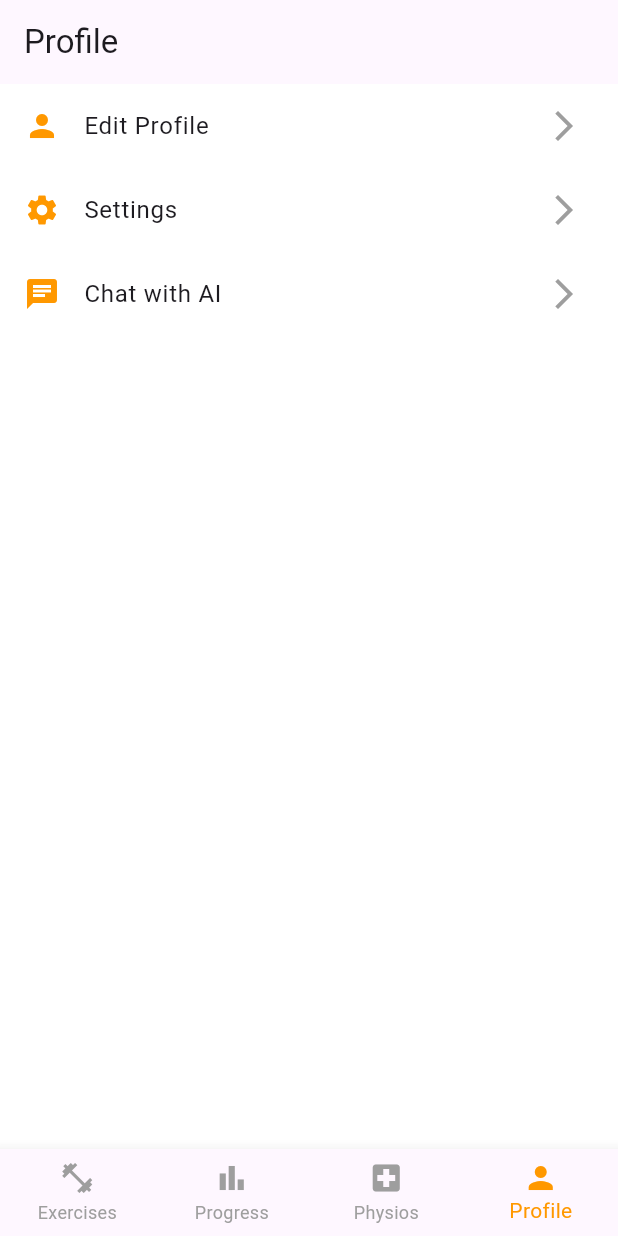
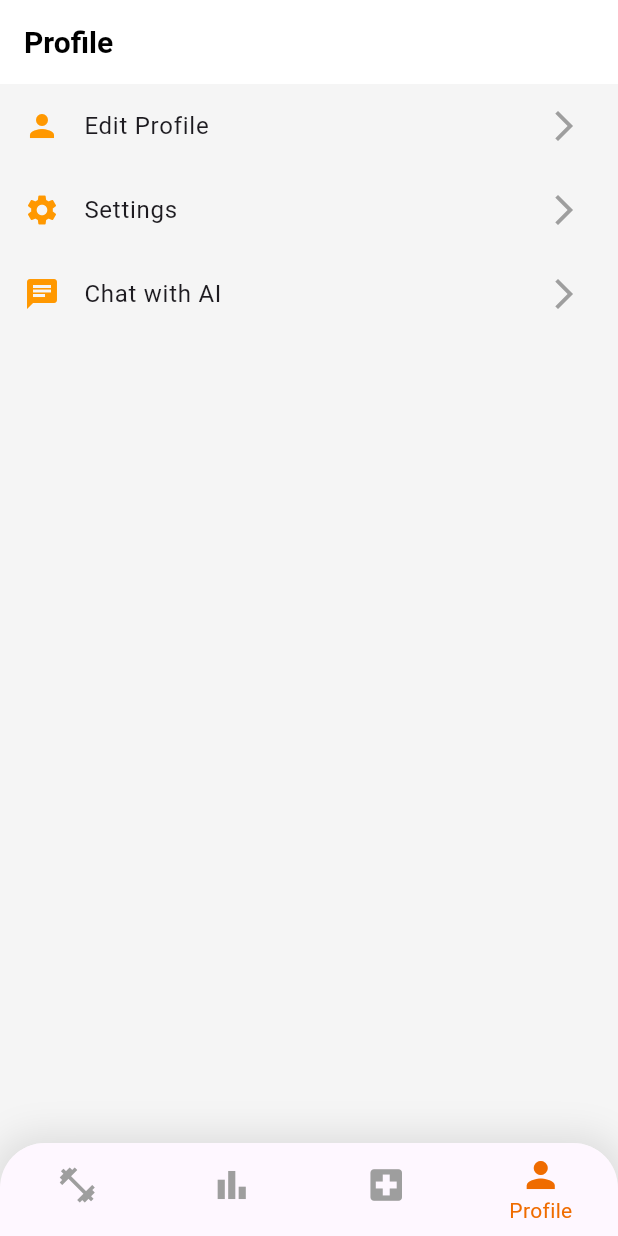
Before and after one commit to jadSeifeddine/flutter-virtual-relief, a Flutter app: the screen it shows after launch, item 4 of the bottom bar chosen, on a phone screen of 412 x 824 dp. Run offline on Flutter 3.47's test engine with Material 3 defaults, Android fonts, the phone set to English and light mode, and no system bars; our stand-ins replace fl_chart; Roboto replaces fonts that are missing (Montserrat).

Commit message:
Your commit message

```diff
--- a/lib/main.dart
+++ b/lib/main.dart
@@ -6,17 +6,29 @@ void main() {
 }
 
 class MyApp extends StatelessWidget {
-  const MyApp({super.key});
-
   @override
   Widget build(BuildContext context) {
     return MaterialApp(
       debugShowCheckedModeBanner: false,
-      title: 'Physio App',
       theme: ThemeData(
-        primaryColor: Colors.orange,
-        scaffoldBackgroundColor: Colors.white,
+        useMaterial3: true,
+        primarySwatch: Colors.orange,
+        scaffoldBackgroundColor: Color(0xFFF5F5F5), // ✅ Soft light theme
         fontFamily: 'Montserrat',
+        appBarTheme: AppBarTheme(
+          backgroundColor: Colors.white, // ✅ Light header
+          elevation: 0,
+          iconTheme: IconThemeData(color: Colors.black),
+          titleTextStyle: TextStyle(
+            color: Colors.black,
+            fontSize: 20,
+            fontWeight: FontWeight.bold,
+          ),
+        ),
+        textTheme: TextTheme(
+          titleLarge: TextStyle(fontSize: 24, fontWeight: FontWeight.bold, color: Colors.black),
+          bodyLarge: TextStyle(fontSize: 16, color: Colors.black87),
+        ),
       ),
       home: BottomNavScreen(),
     );
--- a/lib/navigation/bottom_nav.dart
+++ b/lib/navigation/bottom_nav.dart
@@ -5,8 +5,6 @@ import '../screens/home/physiotherapists_screen.dart';
 import '../screens/home/profile_screen.dart';
 
 class BottomNavScreen extends StatefulWidget {
-  const BottomNavScreen({super.key});
-
   @override
   _BottomNavScreenState createState() => _BottomNavScreenState();
 }
@@ -31,19 +29,38 @@ class _BottomNavScreenState extends State<BottomNavScreen> {
   Widget build(BuildContext context) {
     return Scaffold(
       body: _screens[_selectedIndex],
-      bottomNavigationBar: BottomNavigationBar(
-        currentIndex: _selectedIndex,
-        onTap: _onItemTapped,
-        selectedItemColor: Colors.orange,
-        unselectedItemColor: Colors.grey,
-        type: BottomNavigationBarType.fixed,
-        items: [
-          BottomNavigationBarItem(icon: Icon(Icons.fitness_center), label: "Exercises"),
-          BottomNavigationBarItem(icon: Icon(Icons.bar_chart), label: "Progress"),
-          BottomNavigationBarItem(icon: Icon(Icons.local_hospital), label: "Physios"),
-          BottomNavigationBarItem(icon: Icon(Icons.person), label: "Profile"),
-        ],
+      bottomNavigationBar: Container(
+  decoration: BoxDecoration(
+    color: Colors.white,
+    boxShadow: [
+      BoxShadow(
+        color: Colors.black.withOpacity(0.1),
+        blurRadius: 20,  // ✅ Increased blur for a floating effect
+        spreadRadius: 5,
       ),
+    ],
+    borderRadius: BorderRadius.vertical(top: Radius.circular(30)), // ✅ More rounded look
+  ),
+  child: ClipRRect(
+    borderRadius: BorderRadius.vertical(top: Radius.circular(30)), // ✅ Increased roundness
+    child: BottomNavigationBar(
+      currentIndex: _selectedIndex,
+      onTap: _onItemTapped,
+      selectedItemColor: Colors.orange.shade800, // ✅ Darker orange for better contrast
+      unselectedItemColor: Colors.grey.shade500, // ✅ More visible inactive items
+      showSelectedLabels: true,  // ✅ Keep labels visible for clarity
+      showUnselectedLabels: false,
+      type: BottomNavigationBarType.fixed,
+      items: [
+        BottomNavigationBarItem(icon: Icon(Icons.fitness_center, size: 28), label: "Exercises"),
+        BottomNavigationBarItem(icon: Icon(Icons.bar_chart, size: 28), label: "Progress"),
+        BottomNavigationBarItem(icon: Icon(Icons.local_hospital, size: 28), label: "Physios"),
+        BottomNavigationBarItem(icon: Icon(Icons.person, size: 28), label: "Profile"),
+      ],
+    ),
+  ),
+),
+
     );
   }
 }
```
Also changed, not shown: lib/utils/navigator_helper.dart (added, +13 -0 lines), lib/utils/transition_helper.dart (added, +13 -0 lines), lib/widgets/animated_background.dart (added, +24 -0 lines), lib/widgets/animated_button.dart (added, +42 -0 lines), lib/widgets/glass_card.dart (added, +26 -0 lines), lib/widgets/neumorphic_button.dart (added, +30 -0 lines), lib/widgets/progress_chart.dart (+25 -32 lines), 1 other file.
